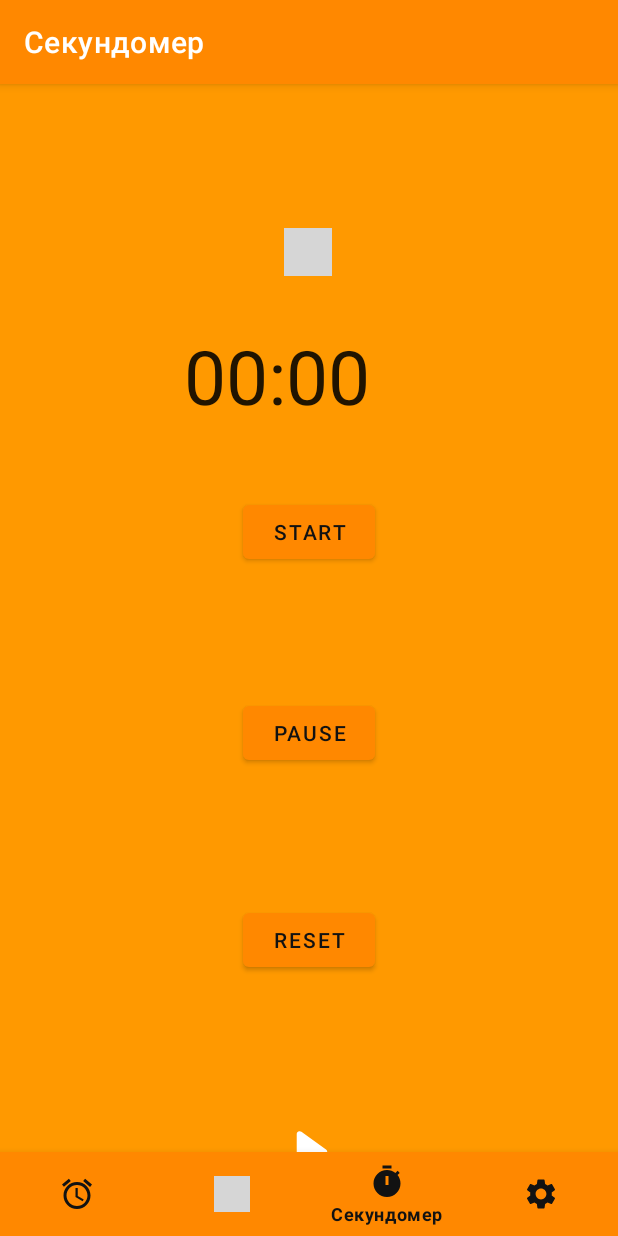
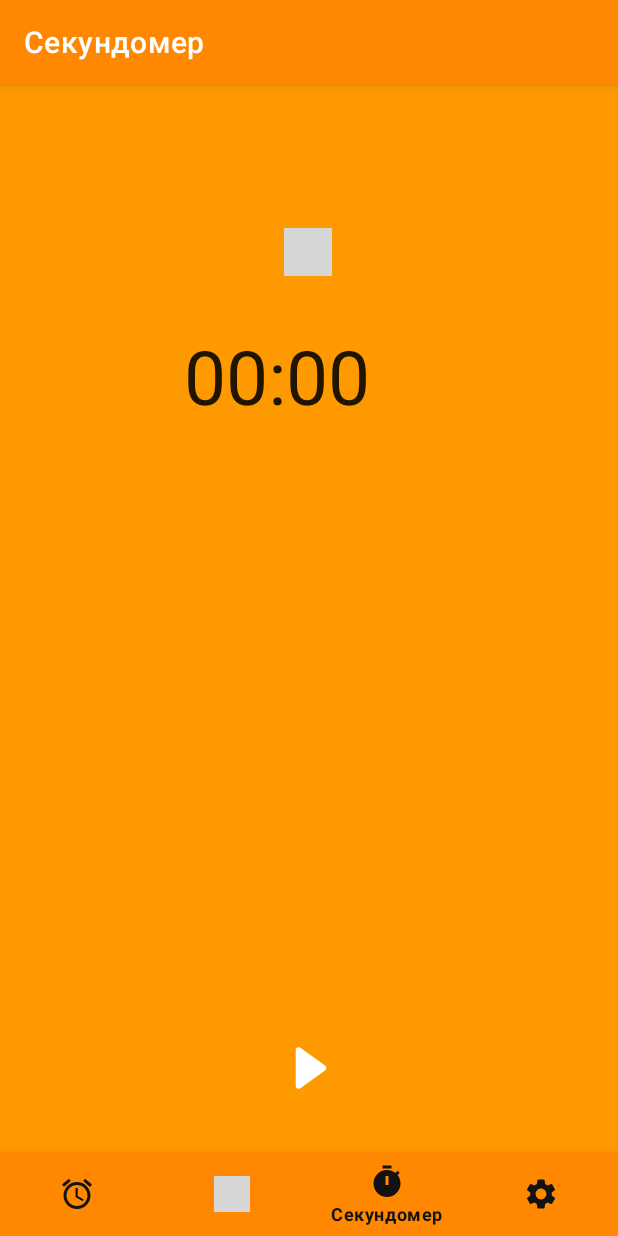
Before and after one commit to Petros607/SmartAlarm, an Android app built with Jetpack Compose: the BlankFragmentStopwatch screen opened through its navigation route, on a phone screen of 412 x 824 dp. Run offline under Robolectric (Android 15) with nearby library versions, the phone set to English and light mode, and no system bars; our stand-ins replace Room's generated code, navigation-ui; libraries missing offline, so code that uses them is left out: cn.iwgang.countdownview; plain views replace CountdownView; grey boxes are pictures that could not be loaded.

Commit message:
Сделал простейшую работу секундомера без кругов

```diff
--- a/app/src/main/java/com/example/smartalarm/BlankFragmentStopwatch.kt
+++ b/app/src/main/java/com/example/smartalarm/BlankFragmentStopwatch.kt
@@ -7,6 +7,7 @@ import android.view.View
 import android.view.ViewGroup
 import android.widget.Button
 import android.widget.Chronometer
+import android.widget.ImageView
 import androidx.fragment.app.Fragment
 import androidx.lifecycle.ViewModelProvider
 import cn.iwgang.countdownview.CountdownView
@@ -15,8 +16,6 @@ class BlankFragmentStopwatch : Fragment() {
     private lateinit var stopwatch: Chronometer
     private var isRunning = false // Включён ли секундомер
     private var offset: Long = 0 // базовое смещение
-    private var elapsedTime: Long = 0
-    private lateinit var gitStopwatch: CountdownView
     companion object {
         fun newInstance() = BlankFragmentStopwatch()
     }
@@ -32,36 +31,32 @@ class BlankFragmentStopwatch : Fragment() {
     override fun onViewCreated(view: View, savedInstanceState: Bundle?) {
         super.onViewCreated(view, savedInstanceState)
         stopwatch = view.findViewById(R.id.chronometer)
-        gitStopwatch = view.findViewById(R.id.cv_countdownViewTest1)
-        gitStopwatch.start(0)
 
-        val startButton: Button = view.findViewById(R.id.start_button)
-        startButton.setOnClickListener {
+        //New
+        val stopwatch_play_pause: ImageView = view.findViewById(R.id.stopwatch_play_pause)
+        val stopwatch_reset: ImageView = view.findViewById(R.id.stopwatch_reset)
+        stopwatch_play_pause.setOnClickListener {
             if (!isRunning) {
                 setBaseTime()
                 stopwatch.start()
                 isRunning = true
-                gitStopwatch.start(elapsedTime)
+                stopwatch_reset.visibility = View.VISIBLE
+                stopwatch_play_pause.setImageResource(R.drawable.ic_pause_vector)
             }
-        }
-
-        val pauseButton: Button = view.findViewById(R.id.pause_button)
-        pauseButton.setOnClickListener {
-            if (isRunning) {
+            else {
                 saveOffset()
                 stopwatch.stop()
                 isRunning = false
-                gitStopwatch.pause()
-                elapsedTime = gitStopwatch.remainTime
+                stopwatch_play_pause.setImageResource(R.drawable.ic_play_vector)
+                if (offset == 0.toLong()) {
+                    stopwatch_reset.visibility = View.INVISIBLE
+                }
             }
         }
-
-        val resetButton: Button = view.findViewById(R.id.reset_button)
-        resetButton.setOnClickListener {
+        stopwatch_reset.setOnClickListener {
             offset = 0
+            if (!isRunning) { stopwatch_reset.visibility = View.INVISIBLE }
             setBaseTime()
-            gitStopwatch.stop()
-            elapsedTime = 0
         }
     }
     private fun setBaseTime() {
--- /dev/null
+++ b/app/src/main/res/drawable/ic_pause_vector.xml
@@ -0,0 +1,3 @@
+<vector xmlns:android="http://schemas.android.com/apk/res/android" android:width="24dp" android:height="24dp" android:viewportWidth="24" android:viewportHeight="24">
+    <path android:fillColor="#FFFFFFFF" android:pathData="M7.94 2.32c-0.15 0-0.297 0.011-0.44 0.034-0.873 0.14-1.608 0.692-1.998 1.449-0.192 0.372-0.3 0.795-0.3 1.242v13.92c0 1.505 1.226 2.726 2.738 2.726 1.513 0 2.739-1.22 2.739-2.726V5.045c0-1.505-1.226-2.726-2.738-2.726zm8.215 0c-1.512 0-2.738 1.22-2.738 2.725v13.92c0 1.505 1.225 2.726 2.738 2.726 1.032 0 1.93-0.568 2.397-1.407 0.218-0.39 0.342-0.84 0.342-1.32V5.046c0-1.505-1.226-2.726-2.739-2.726z"/>
+</vector>
--- a/app/src/main/res/layout/fragment_blank_stopwatch.xml
+++ b/app/src/main/res/layout/fragment_blank_stopwatch.xml
@@ -42,39 +42,6 @@
         app:layout_constraintTop_toTopOf="parent"
         app:layout_constraintVertical_bias="0.233"
         android:format="@string/chronometer_format" />
-
-    <Button
-        android:id="@+id/start_button"
-        android:layout_width="wrap_content"
-        android:layout_height="wrap_content"
-        android:layout_marginBottom="52dp"
-        android:text="Start"
-        app:layout_constraintBottom_toTopOf="@+id/pause_button"
-        app:layout_constraintEnd_toEndOf="parent"
-        app:layout_constraintStart_toStartOf="parent"
-        app:layout_constraintTop_toBottomOf="@+id/chronometer" />
-
-    <Button
-        android:id="@+id/pause_button"
-        android:layout_width="wrap_content"
-        android:layout_height="wrap_content"
-        android:layout_marginBottom="55dp"
-        android:text="Pause"
-        app:layout_constraintBottom_toTopOf="@+id/reset_button"
-        app:layout_constraintEnd_toEndOf="parent"
-        app:layout_constraintStart_toStartOf="parent"
-        app:layout_constraintTop_toBottomOf="@+id/start_button" />
-
-    <Button
-        android:id="@+id/reset_button"
-        android:layout_width="wrap_content"
-        android:layout_height="wrap_content"
-        android:layout_marginBottom="139dp"
-        android:text="Reset"
-        app:layout_constraintBottom_toBottomOf="parent"
-        app:layout_constraintEnd_toEndOf="parent"
-        app:layout_constraintStart_toStartOf="parent"
-        app:layout_constraintTop_toBottomOf="@+id/pause_button" />
 
     <com.example.smartalarm.commons.MyTextView
         android:id="@+id/stopwatch_time"
@@ -147,12 +114,13 @@
         android:layout_height="@dimen/stopwatch_button_size"
         android:layout_alignParentBottom="true"
         android:layout_centerHorizontal="true"
-        android:layout_marginBottom="@dimen/big_margin"
+        android:layout_marginBottom="80dp"
         android:padding="@dimen/activity_margin"
+        android:background="?attr/selectableItemBackgroundBorderless"
         android:src="@drawable/ic_play_vector"
         app:layout_constraintBottom_toBottomOf="parent"
         app:layout_constraintEnd_toEndOf="parent"
-        app:layout_constraintHorizontal_bias="0.5"
+        app:layout_constraintHorizontal_bias="0.498"
         app:layout_constraintStart_toStartOf="parent" />
 
     <ImageView
```
Also changed, not shown: app/src/main/java/com/example/smartalarm/Guide/Model/StopwatchGuide/Lap.kt (added, +36 -0 lines), app/src/main/java/com/example/smartalarm/Guide/Model/StopwatchGuide/StopwatchAdapter.kt (added, +123 -0 lines), app/src/main/java/com/example/smartalarm/commons/MyRecyclerViewAdapter.kt (added, +354 -0 lines).
